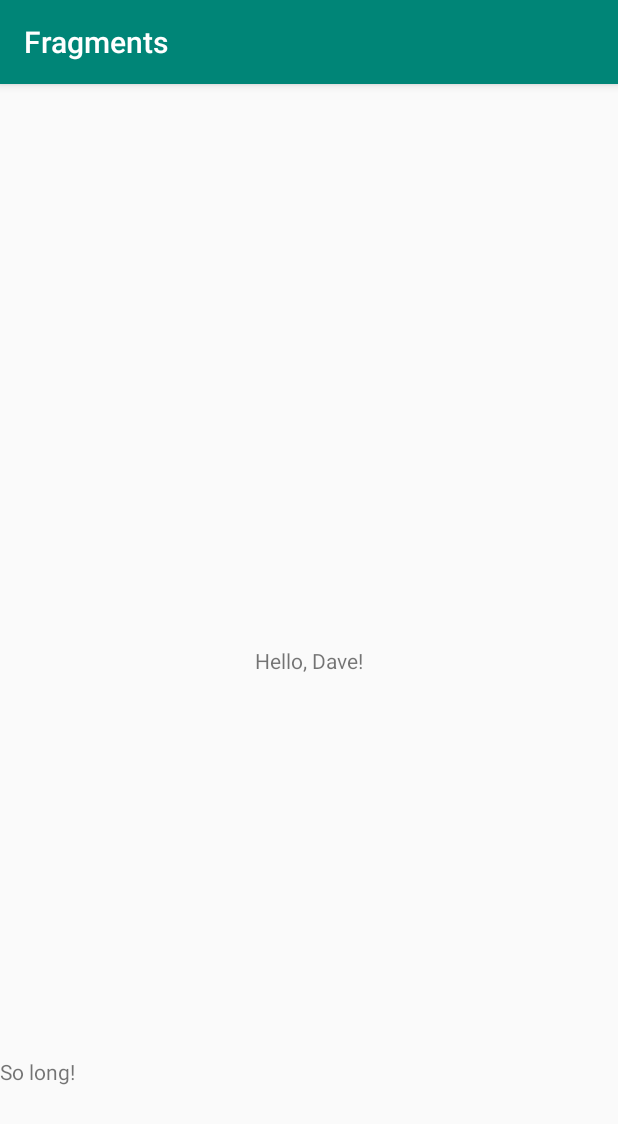
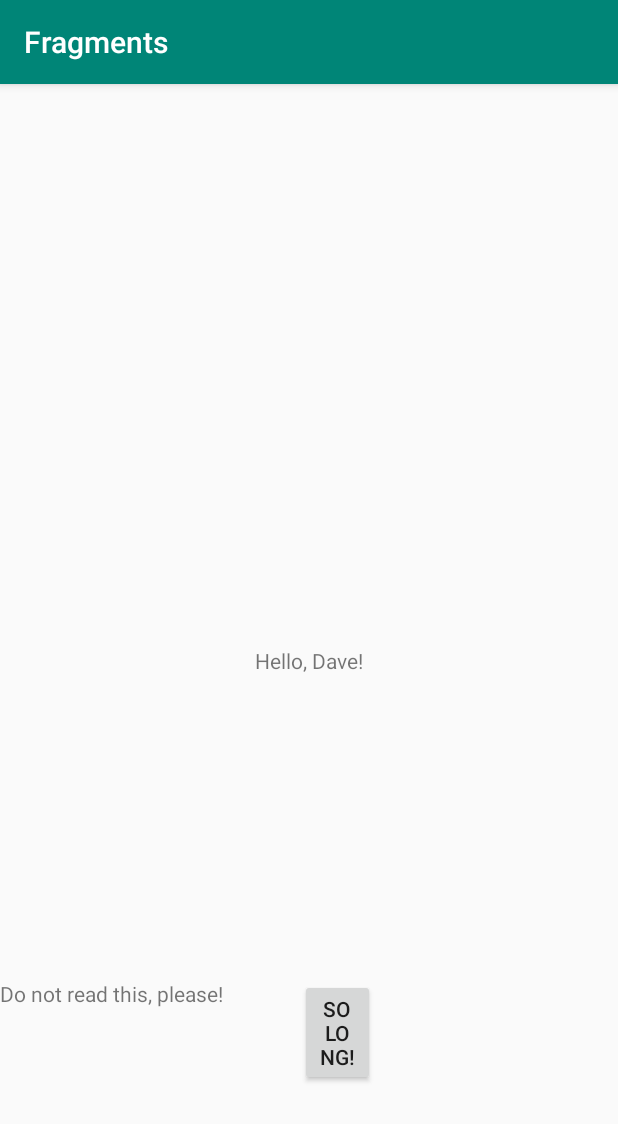
Before and after one commit to dandepaiva/Fragments, an Android app: the screen it shows after launch (MainActivity), on a phone screen of 412 x 824 dp. Shown: the top 1124 px of the screen. Run offline under Robolectric (Android 15) with nearby library versions, the phone set to English and light mode, and no system bars.

Commit message:
Fragment has a button!

```diff
--- a/app/src/main/java/com/example/fragments/MainActivity.java
+++ b/app/src/main/java/com/example/fragments/MainActivity.java
@@ -2,6 +2,8 @@ package com.example.fragments;
 
 import android.content.Intent;
 import android.support.v4.app.Fragment;
+import android.support.v4.app.FragmentManager;
+import android.support.v4.app.FragmentTransaction;
 import android.support.v7.app.AppCompatActivity;
 import android.os.Bundle;
 import android.util.Log;
@@ -16,5 +18,15 @@ public class MainActivity extends AppCompatActivity {
         super.onCreate(savedInstanceState);
         setContentView(R.layout.activity_main);
 
+        FragmentManager managerBlankFragment = getSupportFragmentManager();
+        FragmentTransaction transactionBlankFragment = managerBlankFragment.beginTransaction();
+
+        transactionBlankFragment.add(R.id.fragment_blank, new BlankFragment());
+        transactionBlankFragment.commit();
+/*
+        Fragment fragment = managerBlankFragment.findFragmentById(R.id.fragment_blank);
+        transactionBlankFragment.remove(fragment);
+        transactionBlankFragment.commit();
+*/
     }
 }
--- a/app/src/main/res/layout/activity_main.xml
+++ b/app/src/main/res/layout/activity_main.xml
@@ -14,7 +14,7 @@
         app:layout_constraintLeft_toLeftOf="parent"
         app:layout_constraintRight_toRightOf="parent"
         app:layout_constraintTop_toTopOf="parent" />
-
+<!--
     <fragment
         android:name="com.example.fragments.BlankFragment"
         android:id="@+id/fragment_blank"
@@ -22,6 +22,13 @@
         android:layout_height="wrap_content"
         android:layout_marginBottom="100dp"
         app:layout_constraintBottom_toBottomOf="parent" />
+-->
 
+    <FrameLayout
+        android:id="@+id/fragment_blank"
+        android:layout_width="match_parent"
+        android:layout_height="wrap_content"
+        android:layout_marginBottom="100dp"
+        app:layout_constraintBottom_toBottomOf="parent"></FrameLayout>
 
 </android.support.constraint.ConstraintLayout>
--- a/app/src/main/res/layout/fragment_blank.xml
+++ b/app/src/main/res/layout/fragment_blank.xml
@@ -9,6 +9,13 @@
     <TextView
         android:layout_width="match_parent"
         android:layout_height="match_parent"
-        android:text="@string/bye_blank_fragment" />
+        android:text="@string/other" />
+
+    <Button
+        android:id="@+id/hide_fragment"
+        android:layout_width="50dp"
+        android:layout_height="wrap_content"
+        android:layout_marginLeft="200dp"
+        android:text="@string/bye_blank_fragment"/>
 
 </FrameLayout>
--- a/app/src/main/res/values/strings.xml
+++ b/app/src/main/res/values/strings.xml
@@ -4,4 +4,5 @@
     <!-- TODO: Remove or change this placeholder text -->
     <string name="hello_blank_fragment"> Hello, Dave!</string>
     <string name="bye_blank_fragment"> So long!</string>
+    <string name="other"> Do not read this, please!</string>
 </resources>
```
